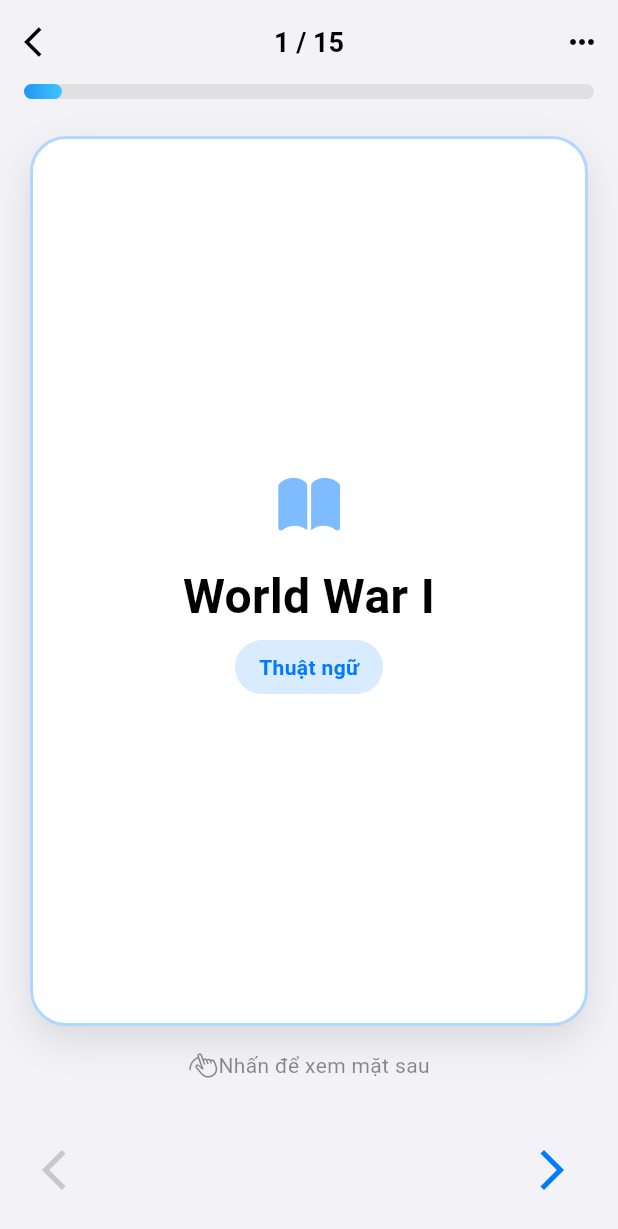
After one commit to pathin33/-2025_LTTBDD_N04_Nhom_Thien., a Flutter app: the FlashcardScreen screen opened by its route, on a phone screen of 412 x 824 dp. The commit adds this screen. Shown: the top 1229 px of the screen. Run offline on Flutter 3.47's test engine with Material 3 defaults, Android fonts, the phone set to English and light mode, and no system bars; our stand-ins replace font_awesome_flutter, go_router; Roboto replaces fonts that are missing (SFProDisplay).

Commit message:
code hoàn thiện chức năng giao diện cho phần học thẻ ghi nhớ

```diff
--- a/lib/routes/app_routes.dart
+++ b/lib/routes/app_routes.dart
@@ -2,6 +2,7 @@ import 'package:btl_moblie/screens/achievement_screen.dart';
 import 'package:btl_moblie/screens/author_screen.dart';
 import 'package:btl_moblie/screens/create_flashcard_screen.dart';
 import 'package:btl_moblie/screens/edit_profile_screen.dart';
+import 'package:btl_moblie/screens/flashcard_screen.dart';
 import 'package:btl_moblie/screens/home_screen.dart';
 import 'package:btl_moblie/screens/login_or_signup_screen.dart';
 import 'package:btl_moblie/screens/login_screen.dart';
@@ -50,6 +51,11 @@ final GoRouter appRouter = GoRouter(
       builder: (context, state) => const CreateFlashcardScreen(),
     ),
     GoRoute(
+      path: '/flashcard',
+      name: 'flashcard',
+      builder: (context, state) => const FlashcardScreen(),
+    ),
+    GoRoute(
       path: '/achievement',
       name: 'achievement',
       builder: (context, state) => const AchievementScreen(),
--- /dev/null
+++ b/lib/screens/flashcard_screen.dart
@@ -0,0 +1,328 @@
+import 'package:flutter/material.dart';
+import 'package:flutter/cupertino.dart';
+import 'package:go_router/go_router.dart';
+
+class FlashcardScreen extends StatefulWidget {
+  const FlashcardScreen({super.key});
+
+  @override
+  State<FlashcardScreen> createState() => _FlashcardScreenState();
+}
+
+class _FlashcardScreenState extends State<FlashcardScreen> {
+  int currentIndex = 0;
+  //bien de xac dinh xem vi cua the hien tai la bao nhieu
+  bool flipped = false;
+  //bien de xac ding xem la the do co duoc lat lai hay ko
+
+  // Du lieu mau
+  final List<Map<String, String>> flashcards = [
+    {
+      'front': 'World War I',
+      'back': 'Chiến tranh thế giới thứ nhất (1914–1918)',
+    },
+    //du lieu test duoc bieu thi duoi dang key and value 1 list map
+    //key front la the dang truoc ,key back la the dang sau
+    {
+      'front': 'World War II',
+      'back': 'Chiến tranh thế giới thứ hai (1939–1945)',
+    }, //moi map la 1 the (gom co dang trc va dang sau)
+    {
+      'front': 'Industrial Revolution',
+      'back': 'Cách mạng công nghiệp (thế kỷ XVIII–XIX)',
+    },
+    {'front': 'French Revolution', 'back': 'Cách mạng Pháp (1789–1799)'},
+    {'front': 'American Revolution', 'back': 'Cách mạng Mỹ (1775–1783)'},
+    {'front': 'Cold War', 'back': 'Chiến tranh Lạnh (1947–1991)'},
+    {'front': 'Renaissance', 'back': 'Thời kỳ Phục hưng (thế kỷ XIV–XVII)'},
+    {
+      'front': 'Discovery of America',
+      'back': 'Christopher Columbus phát hiện châu Mỹ (1492)',
+    },
+    {
+      'front': 'Fall of Constantinople',
+      'back': 'Sự sụp đổ của Constantinople (1453)',
+    },
+    {'front': 'Russian Revolution', 'back': 'Cách mạng Nga (1917)'},
+    {
+      'front': 'Formation of the United Nations',
+      'back': 'Thành lập Liên Hiệp Quốc (1945)',
+    },
+    {'front': 'Berlin Wall Fall', 'back': 'Bức tường Berlin sụp đổ (1989)'},
+    {
+      'front': 'Moon Landing',
+      'back': 'Con người đặt chân lên Mặt Trăng (1969)',
+    },
+    {
+      'front': 'Printing Press',
+      'back': 'Phát minh máy in của Gutenberg (khoảng 1440)',
+    },
+    {'front': 'Magna Carta', 'back': 'Hiến chương Magna Carta (1215)'},
+  ];
+
+  void flipCard() {
+    setState(() {
+      flipped = !flipped;
+    });
+    //ham lat the
+    //set state nguoc lai gia tri cho flipped tu true sang fasle va ngc lai tu fasle sang true
+  }
+
+  void nextCard() {
+    if (currentIndex < flashcards.length - 1) {
+      setState(() {
+        currentIndex++;
+        //sang vi tri the tiep theo
+        flipped = false;
+        //va ko cho the do lat
+      });
+    }
+    //ham chuyen sang the tiep theo
+    //vi cai vi tri cua the bat dau tu 0 nen ta p set dieu kien
+    //la flashcards.length - 1 de cho currentIndex ko bang vi tri tai the cuoi cung
+    // tai moi lan dieu kien thanh cong ta currentIndex++ thi vi tri cua no nhay sang the tiep theo r
+    //neu ma cho currentIndex tai vi tri the cuoi cung no se qua so luong the
+  }
+
+  void previousCard() {
+    if (currentIndex > 0) {
+      //ko the bien vi tri currentIndex phai > 0 vi neu > = thi con gi the ma quay lai nua
+      setState(() {
+        currentIndex--;
+        //thay doi bien vi tri de quay lai the
+        flipped = false;
+        //ko chop the do lat
+      });
+    }
+    //ham quay lai the
+  }
+
+  @override
+  Widget build(BuildContext context) {
+    return Scaffold(
+      backgroundColor: CupertinoColors.systemGroupedBackground,
+      appBar: AppBar(
+        backgroundColor: Colors.transparent,
+        elevation: 0,
+        leading: IconButton(
+          onPressed: () => context.pop(),
+          icon: Icon(Icons.arrow_back_ios, color: CupertinoColors.label),
+        ),
+        title: Text(
+          '${currentIndex + 1} / ${flashcards.length}',
+          style: TextStyle(
+            color: CupertinoColors.label,
+            fontSize: 18,
+            fontWeight: FontWeight.w600,
+          ),
+        ),
+        centerTitle: true,
+        actions: [
+          IconButton(
+            onPressed: () {},
+            icon: Icon(Icons.more_horiz, color: CupertinoColors.label),
+          ),
+        ],
+      ),
+      body: SafeArea(
+        child: Column(
+          children: [
+            // thanh bieu thi vi tri ma the do dang hien thi
+            Container(
+              height: 10,
+              width: double.infinity,
+              margin: EdgeInsets.symmetric(horizontal: 16, vertical: 0),
+              decoration: BoxDecoration(
+                color: Colors.grey[300],
+                borderRadius: BorderRadius.circular(10),
+              ),
+              child: FractionallySizedBox(
+                //FractionallySizedBox dat kich thuoc theo cua no theo ti le phan tram cua widget cha
+                alignment: Alignment.centerLeft,
+                widthFactor:
+                    (currentIndex + 1) /
+                    flashcards
+                        .length, // so the hien da mo chia cho tong so the ra % hoan thanh
+                child: Container(
+                  decoration: BoxDecoration(
+                    gradient: LinearGradient(
+                      colors: [Colors.blue, Colors.lightBlueAccent],
+                    ),
+                    borderRadius: BorderRadius.circular(10),
+                  ),
+                ),
+              ),
+            ),
+
+            SizedBox(height: MediaQuery.of(context).size.height * 0.03),
+
+            // Cho hien thi the ghi nho
+            Expanded(
+              child: Padding(
+                padding: EdgeInsets.symmetric(horizontal: 20),
+                child: GestureDetector(
+                  onTap: flipCard,
+                  //neu nhan vao the dang hien thi lat the do
+                  child: AnimatedSwitcher(
+                    duration: Duration(milliseconds: 300),
+                    //animation hoat dong trong 3s
+                    transitionBuilder: (Widget child, Animation<double> animation) {
+                      return FadeTransition(
+                        // FadeTransition widget thay doi su mo an cua widget con
+                        opacity: animation,
+                        child: child,
+                      );
+                      //tra ve kieu animation mo an dan
+                    },
+                    child: flipped
+                        ? buildCard(
+                            flashcards[currentIndex]['back']!,
+                            //truyen vao 1 string tai vi tri cua the hien tai o dang la dang sau the
+                            CupertinoColors.systemGrey2,
+                            isBack: true,
+                            key: ValueKey('back-$currentIndex'),
+                          )
+                        : buildCard(
+                            flashcards[currentIndex]['front']!,
+                            //truyen vao 1 string tai vi tri cua the hien tai o dang la dang truoc
+                            CupertinoColors.activeBlue,
+                            key: ValueKey('front-$currentIndex'),
+                          ),
+                    //de tao hieu ung nay ta can key de xac dinh xem
+                    //2 widget co khac nhau ko de hieu ung xay ra
+                  ),
+                ),
+              ),
+            ),
+
+            // Chi dan de va xac dinh dc mat trc va sau
+            Padding(
+              padding: EdgeInsets.symmetric(vertical: 16),
+              child: Row(
+                mainAxisAlignment: MainAxisAlignment.center,
+                children: [
+                  Icon(
+                    CupertinoIcons.hand_draw,
+                    size: 20,
+                    color: CupertinoColors.secondaryLabel,
+                  ),
+                  SizedBox(height: MediaQuery.of(context).size.height * 0.01),
+                  Text(
+                    flipped ? 'Nhấn để xem mặt trước' : 'Nhấn để xem mặt sau',
+                    //neu the da lat r thi hien ra 'Nhấn để xem mặt trước' neu ch lat thi hien ra 'Nhấn để xem mặt sau'
+                    style: TextStyle(
+                      color: CupertinoColors.secondaryLabel,
+                      fontSize: 14,
+                    ),
+                  ),
+                ],
+              ),
+            ),
+
+            // hai button icon de chuyen den the khac
+            Padding(
+              padding: EdgeInsets.symmetric(horizontal: 20, vertical: 20),
+              child: Row(
+                mainAxisAlignment: MainAxisAlignment.spaceBetween,
+                children: [
+                  //nut quay lai the
+                  IconButton(
+                    onPressed: currentIndex > 0 ? previousCard : null,
+                    //neu vi tri the hien tai >0 thi cho quay lai ko thi banh null vo hieu hoa nut
+                    icon: Icon(
+                      Icons.arrow_back_ios,
+                      color: currentIndex > 0
+                          ? CupertinoColors.activeBlue
+                          : CupertinoColors.systemGrey3,
+                    ),
+                    iconSize: 32,
+                  ),
+                  //nut chuyen den the tiep theo
+                  IconButton(
+                    onPressed: currentIndex < flashcards.length - 1
+                        ? nextCard
+                        : null,
+                    //neu con the chuyen tiep thi chuyen ko thi nut bi vo hieu hoa
+                    icon: Icon(
+                      Icons.arrow_forward_ios,
+                      color: currentIndex < flashcards.length - 1
+                          ? CupertinoColors.activeBlue
+                          : CupertinoColors.systemGrey3,
+                    ),
+                    iconSize: 32,
+                  ),
+                ],
+              ),
+            ),
+          ],
+        ),
+      ),
+    );
+  }
+
+  //ham tra ve giao dien cua
+  Widget buildCard(String text, Color color, {bool isBack = false, Key? key}) {
+    return Container(
+      key: key,
+      width: double.infinity,
+      decoration: BoxDecoration(
+        color: CupertinoColors.systemBackground,
+        borderRadius: BorderRadius.circular(24),
+        boxShadow: [
+          BoxShadow(
+            color: Colors.black.withOpacity(0.1),
+            blurRadius: 20,
+            offset: const Offset(0, 10),
+          ),
+        ],
+        border: Border.all(color: color.withOpacity(0.3), width: 2),
+      ),
+      child:
+          // Noi dung hien thi
+          Center(
+            child: Padding(
+              padding: EdgeInsets.all(32),
+              child: Column(
+                mainAxisAlignment: MainAxisAlignment.center,
+                children: [
+                  Icon(
+                    isBack
+                        ? CupertinoIcons.textformat_abc
+                        : CupertinoIcons.book_fill,
+                    size: 48,
+                    color: color.withOpacity(0.5),
+                  ),
+                  SizedBox(height: MediaQuery.of(context).size.height * 0.02),
+                  Text(
+                    text,
+                    textAlign: TextAlign.center,
+                    style: TextStyle(
+                      fontSize: 32,
+                      fontWeight: FontWeight.bold,
+                      color: CupertinoColors.label,
+                      height: 1.3,
+                    ),
+                  ),
+                  SizedBox(height: MediaQuery.of(context).size.height * 0.01),
+                  Container(
+                    padding: EdgeInsets.symmetric(horizontal: 16, vertical: 8),
+                    decoration: BoxDecoration(
+                      color: color.withOpacity(0.15),
+                      borderRadius: BorderRadius.circular(20),
+                    ),
+                    child: Text(
+                      isBack ? 'Định nghĩa' : 'Thuật ngữ',
+                      style: TextStyle(
+                        color: color,
+                        fontSize: 14,
+                        fontWeight: FontWeight.w600,
+                      ),
+                    ),
+                  ),
+                ],
+              ),
+            ),
+          ),
+    );
+  }
+}
--- a/lib/screens/home_screen.dart
+++ b/lib/screens/home_screen.dart
@@ -3,6 +3,7 @@ import 'package:btl_moblie/widgets/bottomnavigationbar_widget.dart';
 import 'package:btl_moblie/widgets/sildebar_widget.dart';
 import 'package:flutter/cupertino.dart';
 import 'package:flutter/material.dart';
+import 'package:go_router/go_router.dart';
 
 class HomeScreen extends StatefulWidget {
   const HomeScreen({super.key});
@@ -79,9 +80,9 @@ class _HomeScreenState extends State<HomeScreen> {
             buildDecks(
               context: context,
               title: "Ngữ Pháp Tiếng Anh",
-              numberCards: 25,
+              numberCards: 5,
               color: CupertinoColors.systemGreen,
-              progress: 75, // Tiến độ 1
+              progress: 100, // Tiến độ 1
             ),
             buildDecks(
               context: context,
@@ -127,7 +128,7 @@ class _HomeScreenState extends State<HomeScreen> {
   }) {
     return GestureDetector(
       onTap: () {
-        //xu li su kien nhan vao bo suu tap va chuyen sang man hinh flashcard
+        context.push('/flashcard');
       },
       child: Container(
         padding: EdgeInsets.all(16),
```
